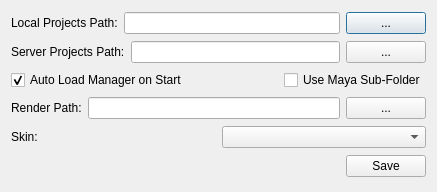
Above: pipe/settings/settings.ui from skarone/PipeL before the change. Below: the same form after it.
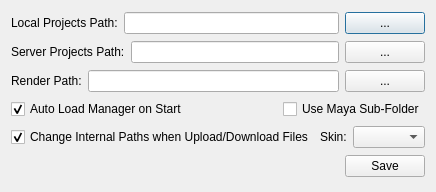
That is the form after the change.

The edit to the form file:
```diff
--- a/pipe/settings/settings.ui
+++ b/pipe/settings/settings.ui
@@ -6,7 +6,7 @@
    <rect>
     <x>0</x>
     <y>0</y>
-    <width>437</width>
+    <width>420</width>
     <height>192</height>
    </rect>
   </property>
@@ -56,6 +56,27 @@
      </item>
     </layout>
    </item>
+   <item>
+    <layout class="QHBoxLayout" name="horizontalLayout_3">
+     <item>
+      <widget class="QLabel" name="label_3">
+       <property name="text">
+        <string>Render Path:</string>
+       </property>
+      </widget>
+     </item>
+     <item>
+      <widget class="QLineEdit" name="renderPath_le"/>
+     </item>
+     <item>
+      <widget class="QPushButton" name="renderPath_btn">
+       <property name="text">
+        <string>...</string>
+       </property>
+      </widget>
+     </item>
+    </layout>
+   </item>
    <item>
     <layout class="QHBoxLayout" name="horizontalLayout_4">
      <item>
@@ -90,29 +111,34 @@
      </item>
     </layout>
    </item>
-   <item>
-    <layout class="QHBoxLayout" name="horizontalLayout_3">
-     <item>
-      <widget class="QLabel" name="label_3">
-       <property name="text">
-        <string>Render Path:</string>
-       </property>
-      </widget>
-     </item>
-     <item>
-      <widget class="QLineEdit" name="renderPath_le"/>
-     </item>
-     <item>
-      <widget class="QPushButton" name="renderPath_btn">
-       <property name="text">
-        <string>...</string>
-       </property>
-      </widget>
-     </item>
-    </layout>
-   </item>
    <item>
     <layout class="QHBoxLayout" name="horizontalLayout_6">
+     <item>
+      <widget class="QCheckBox" name="changeInternalPaths_chb">
+       <property name="toolTip">
+        <string>&lt;html&gt;&lt;head/&gt;&lt;body&gt;&lt;p&gt;This will change the internal paths in the maya files to match your local path when download from server, and change to server path when you upload from local&lt;/p&gt;&lt;/body&gt;&lt;/html&gt;</string>
+       </property>
+       <property name="text">
+        <string>Change Internal Paths when Upload/Download Files</string>
+       </property>
+       <property name="checked">
+        <bool>true</bool>
+       </property>
+      </widget>
+     </item>
+     <item>
+      <spacer name="horizontalSpacer_3">
+       <property name="orientation">
+        <enum>Qt::Horizontal</enum>
+       </property>
+       <property name="sizeHint" stdset="0">
+        <size>
+         <width>40</width>
+         <height>20</height>
+        </size>
+       </property>
+      </spacer>
+     </item>
      <item>
       <widget class="QLabel" name="label_4">
        <property name="text">
```
Left out of the diff: 6 changed lines with no effect on the pictures.
